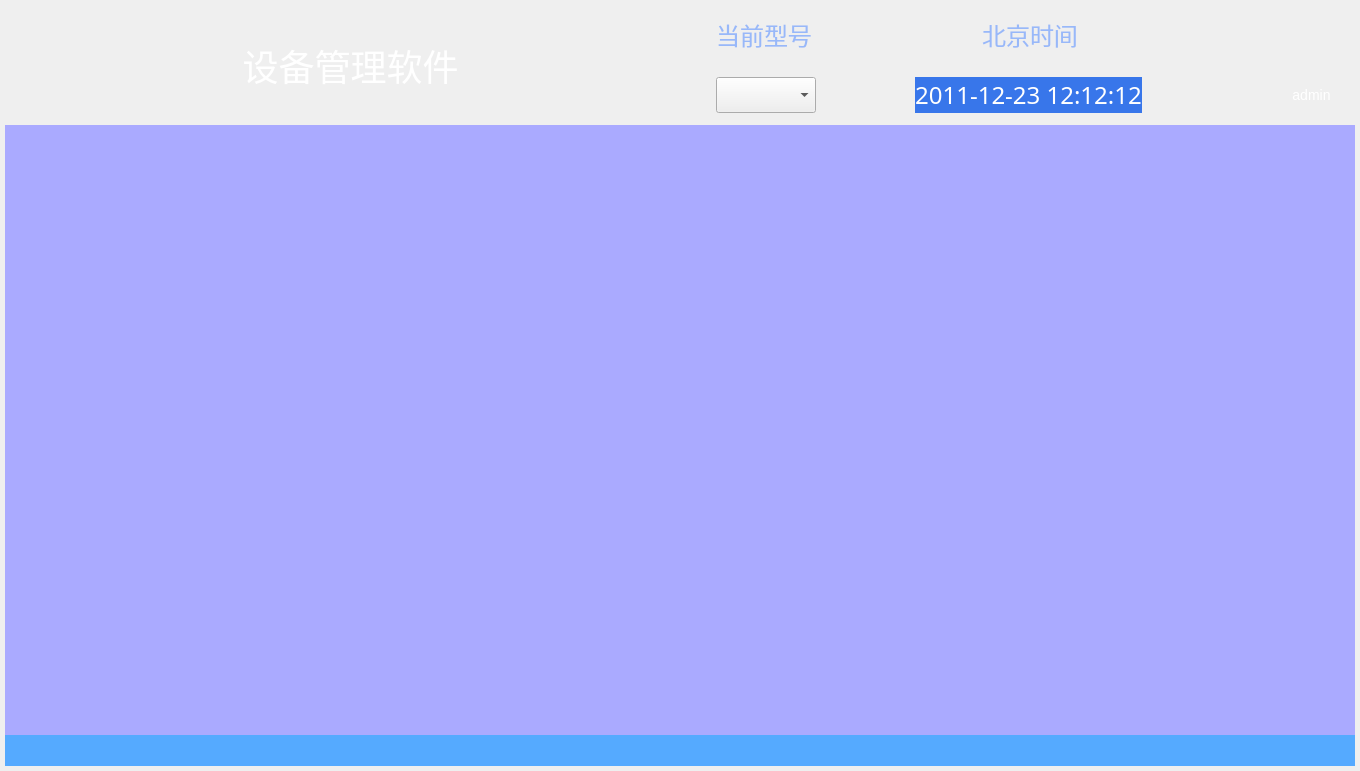
FakeItUtillMakeIt/QT-example, file 15.SimulationTrainingSys_DEV/src/DeviceManager/UI/DeviceManager.ui: the form before one commit.
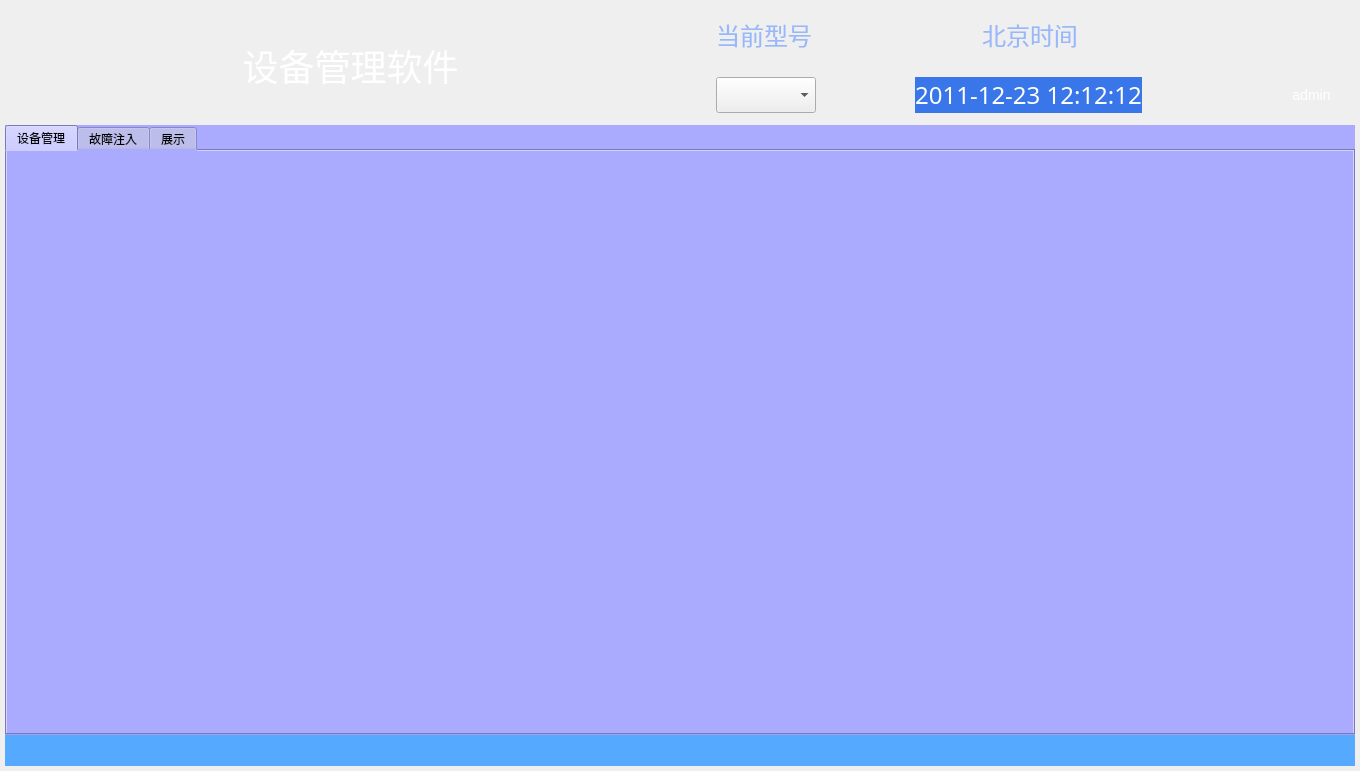
The form after the commit. Icons and pictures are not drawn.

```diff
--- a/15.SimulationTrainingSys_DEV/src/DeviceManager/UI/DeviceManager.ui
+++ b/15.SimulationTrainingSys_DEV/src/DeviceManager/UI/DeviceManager.ui
@@ -682,6 +682,48 @@
       <property name="styleSheet">
        <string notr="true">background-color: rgb(170, 170, 255);</string>
       </property>
+      <layout class="QGridLayout" name="gridLayout_2">
+       <property name="leftMargin">
+        <number>0</number>
+       </property>
+       <property name="topMargin">
+        <number>0</number>
+       </property>
+       <property name="rightMargin">
+        <number>0</number>
+       </property>
+       <property name="bottomMargin">
+        <number>0</number>
+       </property>
+       <property name="spacing">
+        <number>0</number>
+       </property>
+       <item row="0" column="0">
+        <widget class="QTabWidget" name="tabWidget">
+         <property name="currentIndex">
+          <number>0</number>
+         </property>
+         <property name="elideMode">
+          <enum>Qt::ElideNone</enum>
+         </property>
+         <widget class="QWidget" name="tab_DeviceManagement">
+          <attribute name="title">
+           <string>设备管理</string>
+          </attribute>
+         </widget>
+         <widget class="QWidget" name="tab_faultInjection">
+          <attribute name="title">
+           <string>故障注入</string>
+          </attribute>
+         </widget>
+         <widget class="QWidget" name="tab_Display">
+          <attribute name="title">
+           <string>展示</string>
+          </attribute>
+         </widget>
+        </widget>
+       </item>
+      </layout>
      </widget>
     </item>
     <item>
```
